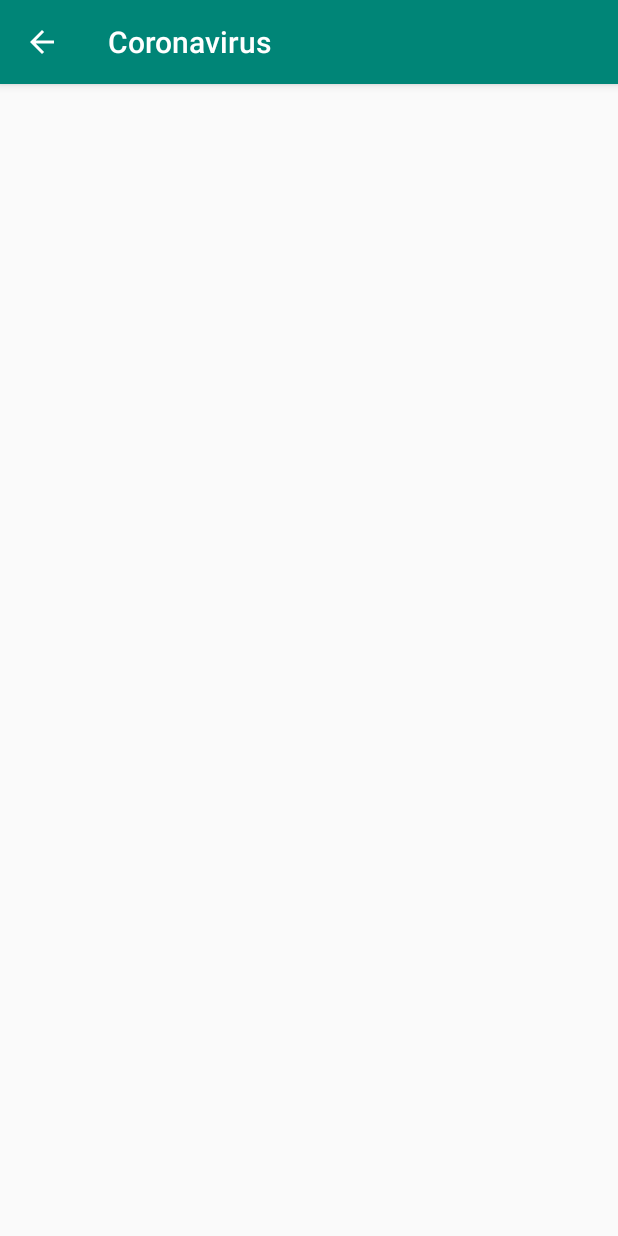
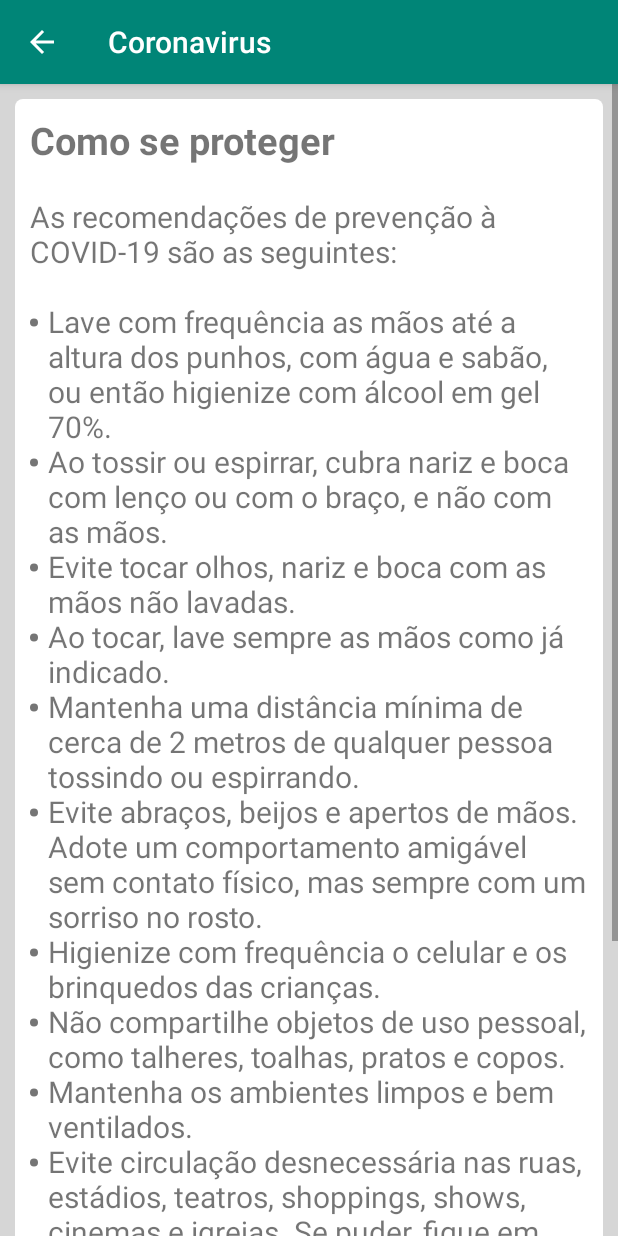
Before and after one commit to weversonneri/Coronavirus, an Android app: the HowProtectActivity screen opened directly, with no data from a screen before it, on a phone screen of 412 x 824 dp. Run offline under Robolectric (Android 15) with nearby library versions, the light colour scheme and no system bars.

Commit message:
1 - Criação pág. Sintomas 2 - Ajustes

```diff
--- a/app/src/main/java/com/example/coronavirus/AudioActivity.java
+++ b/app/src/main/java/com/example/coronavirus/AudioActivity.java
@@ -60,6 +60,8 @@ public class AudioActivity extends AppCompatActivity implements View.OnClickList
                 player.start();
                 button04.setImageResource(R.drawable.ic_pausa);
 
+                break;
+
         }
 
     }
--- a/app/src/main/res/layout/activity_about.xml
+++ b/app/src/main/res/layout/activity_about.xml
@@ -34,15 +34,15 @@
                 android:layout_height="wrap_content"
                 android:layout_gravity="center"
                 android:layout_marginTop="20dp"
-                android:text="@string/textView_o_que_sao"
-                android:textSize="25dp"
+                android:text="@string/textView_o_que_sao_title"
+                android:textSize="25sp"
                 android:textStyle="bold" />
 
             <TextView
                 android:layout_width="match_parent"
                 android:layout_height="wrap_content"
                 android:layout_marginTop="10dp"
-                android:text="@string/text_about"
+                android:text="@string/textView_o_que_sao_body"
                 android:textSize="20sp" />
 
         </LinearLayout>
--- a/app/src/main/res/layout/activity_how_protect.xml
+++ b/app/src/main/res/layout/activity_how_protect.xml
@@ -1,9 +1,40 @@
 <?xml version="1.0" encoding="utf-8"?>
-<androidx.constraintlayout.widget.ConstraintLayout xmlns:android="http://schemas.android.com/apk/res/android"
-    xmlns:app="http://schemas.android.com/apk/res-auto"
+<ScrollView xmlns:android="http://schemas.android.com/apk/res/android"
     xmlns:tools="http://schemas.android.com/tools"
     android:layout_width="match_parent"
     android:layout_height="match_parent"
     tools:context=".HowProtectActivity">
 
-</androidx.constraintlayout.widget.ConstraintLayout>
+    <LinearLayout
+        android:layout_width="match_parent"
+        android:layout_height="match_parent"
+        android:background="@color/activy_background"
+        android:orientation="vertical"
+        android:padding="10dp">
+
+        <LinearLayout
+            android:layout_width="match_parent"
+            android:layout_height="match_parent"
+            android:background="@drawable/do_test_elevation"
+            android:orientation="vertical"
+            android:padding="10dp">
+
+            <TextView
+                android:layout_width="match_parent"
+                android:layout_height="wrap_content"
+                android:text="@string/textView_como_proteger_title"
+                android:textSize="25sp"
+                android:textStyle="bold" />
+
+            <TextView
+                android:layout_width="match_parent"
+                android:layout_height="wrap_content"
+                android:layout_marginTop="20dp"
+                android:text="@string/textView_como_proteger_body"
+                android:textSize="20sp" />
+
+        </LinearLayout>
+
+    </LinearLayout>
+
+</ScrollView>
--- a/app/src/main/res/layout/activity_positive.xml
+++ b/app/src/main/res/layout/activity_positive.xml
@@ -41,7 +41,7 @@
                     android:layout_width="match_parent"
                     android:layout_height="wrap_content"
                     android:padding="10dp"
-                    android:text="@string/textView_test_positive"
+                    android:text="@string/textView_test_positive_body"
                     android:textSize="18sp"
                     android:textStyle="bold" />
 
--- a/app/src/main/res/layout/dialog_negative.xml
+++ b/app/src/main/res/layout/dialog_negative.xml
@@ -3,8 +3,7 @@
     xmlns:app="http://schemas.android.com/apk/res-auto"
     xmlns:tools="http://schemas.android.com/tools"
     android:layout_width="match_parent"
-    android:layout_height="match_parent"
-    tools:context=".NegativeActivity">
+    android:layout_height="match_parent">
 
     <LinearLayout
         android:layout_width="wrap_content"
--- a/app/src/main/res/values/strings.xml
+++ b/app/src/main/res/values/strings.xml
@@ -1,31 +1,54 @@
 <resources>
     <string name="app_name">Coronavirus</string>
     <string name="title_main">Coronavírus (COVID-19)</string>
-    <string name="text_about">Os coronavírus são uma grande família de vírus que causam infecções respiratórias em humanos e também em animais. Os coronavírus são a segunda principal causa do resfriado comum, após o rinovírus. Há sete tipos de coronavírus conhecidos por infectarem humanos, dentre eles o SARS-CoV (causador da Síndrome Respiratória Aguda Grave ou SARS) e o MERS-CoV (causador da Síndrome Respiratória do Oriente Médio ou MERS).
+    <string name="textView_o_que_sao_body">Os coronavírus são uma grande família de vírus que causam infecções respiratórias em humanos e também em animais. Os coronavírus são a segunda principal causa do resfriado comum, após o rinovírus. Há sete tipos de coronavírus conhecidos por infectarem humanos, dentre eles o SARS-CoV (causador da Síndrome Respiratória Aguda Grave ou SARS) e o MERS-CoV (causador da Síndrome Respiratória do Oriente Médio ou MERS).
     O novo coronavírus (SARS-CoV-2), descoberto em dezembro de 2019, faz parte de uma nova cepa de coronavírus que ainda não havia sido identificado em humanos. O SARS-CoV-2 causa a doença que foi oficialmente chamada de COVID-19 pela Organização Mundial da Saúde. O nome é um acrônimo do termo “doença por corona vírus” – em inglês Coronavirus disease 2019. Até 12 de março de 2020, 114 países registravam ocorrências da doença, totalizando 127.863 casos confirmados (80.932 apenas na China). O novo coronavírus já causou a morte de 4.718 pessoas, sendo 3.056 na China.</string>
     <string name="button_test">Faça o teste</string>
     <string name="textview_test_title">Quais sintomas você apresenta?</string>
     <string name="textView_contato_proximo">Teve contato próximo com caso suspeito ou confirmado de COVID-19 nos últimos 14 dias?</string>
     <string name="textView_regiao_epidemica">Esteve em região epidêmica nos últimos 14 dias?</string>
     <string name="button_test_confirm">Confirmar</string>
-    <string name="textView_test_positive">Baseado em suas respostas, é provável que esta situação se enquadre como caso suspeito ou provável de doença pelo coronavírus 2019 (COVID-19). No entanto, isto não se trata de um diagnóstico. A orientação é que você procure atendimento em uma unidade de saúde maus próxima para avaliação clínica. </string>
+    <string name="textView_test_positive_body">Baseado em suas respostas, é provável que esta situação se enquadre como caso suspeito ou provável de doença pelo coronavírus 2019 (COVID-19). No entanto, isto não se trata de um diagnóstico. A orientação é que você procure atendimento em uma unidade de saúde maus próxima para avaliação clínica. </string>
     <string name="textView_dialog_negative_title">Caso Improvável</string>
     <string name="textView_dialog_negative_body">Baseado em suas respostas, é provável que essa situação NÃo se enquadre como caso suspeito de doença pelo coronavírus 2019 (COVID-19). Mantenha as condutas de precaução e prevenção, praticando a etiqueta respiratória.</string>
-    <string name="textView_o_que_sao">O que são coronavírus?</string>
-    <string name="textView_como_transmitido">Como o coronavírus é transmitido?</string>
-    <string name="textView_quais_sintomas">Quais são os sintomas do coronavírus?</string>
-    <string name="textView_como_se_proteger">Como se proteger</string>
-    <string name="textView_como_lavar_maos">Dr. Drauzio ensina como lavar as mãos corretamente</string>
+    <string name="textView_o_que_sao_title">O que são coronavírus?</string>
+    <string name="textView_transmicao_title">Como o coronavírus é transmitido?</string>
+    <string name="textView_sintomas_title">Quais são os sintomas do coronavírus?</string>
+    <string name="textView_como_proteger_title">Como se proteger</string>
+    <string name="textView_como_lavar_maos_thumb">Dr. Drauzio ensina como lavar as mãos corretamente</string>
     <string name="textView_como_lavar_mao_title">Como lavar a mão corretamente</string>
     <string name="textView_como_lavar_mao_body">Dr. Drauzio ensina como lavar as mãos corretamente para evitar infecções, entre elas a causada pelo novo coronavírus. Aprenda no vídeo.</string>
-    <string name="textView_transmicao">A transmissão acontece de uma pessoa doente para outra ou por contato próximo por meio de:
-        \n.O toque do aperto de mão é a principal forma de contágio Gotículas de saliva
-        \n<ul> Espirro </ul>
-        \nTosse
-        \nCatarro
-        \nObjetos ou superfícies contaminadas como celulares, mesas, maçanetas, brinquedos e teclados de computador etc.</string>
+    <string name="textView_transmicao_body">A transmissão acontece de uma pessoa doente para outra ou por contato próximo por meio de:
+        \n\n<ul><li>O toque do aperto de mão é a principal forma de contágio.</li>
+        \n<li>Gotículas de saliva.</li>
+        \n<li>Espirro.</li>
+        \n<li>Tosse.</li>
+        \n<li>Catarro.</li>
+        \n<li>Objetos ou superfícies contaminadas como celulares, mesas, maçanetas, brinquedos e teclados de computador etc.</li></ul></string>
     <string name="textView_orientacao_port">Orientação geral - Português</string>
     <string name="textView_orientacao_ing">Orientação geral - Inglês</string>
     <string name="textView_orientacao_fazer_port">Orientação da doença e o que fazer - Português</string>
     <string name="textView_orientacao_fazer_ing">Orientação da doença e o que fazer - Inglês</string>
+    <string name="textView_sintomas_texto">Os sintomas da COVID-19 podem variar de um simples resfriado até uma pneumonia severa. Sendo os sintomas mais comuns:
+    \n\n<ul><li>Tosse</li>
+    \n<li>Febre</li>
+    \n<li>Coriza</li>
+    \n<li>Dor de garganta</li>
+    \n<li>Dificuldade para respirar</li></ul></string>
+    <string name="textView_como_proteger_body">As recomendações de prevenção à COVID-19 são as seguintes:
+        \n\n<ul><li>Lave com frequência as mãos até a altura dos punhos, com água e sabão, ou então higienize com álcool em gel 70%.</li>
+            \n<li>Ao tossir ou espirrar, cubra nariz e boca com lenço ou com o braço, e não com as mãos.</li>
+            \n<li>Evite tocar olhos, nariz e boca com as mãos não lavadas.</li>
+            \n<li>Ao tocar, lave sempre as mãos como já indicado.</li>
+            \n<li>Mantenha uma distância mínima de cerca de 2 metros de qualquer pessoa tossindo ou espirrando.</li>
+            \n<li>Evite abraços, beijos e apertos de mãos. Adote um comportamento amigável sem contato físico, mas sempre com um sorriso no rosto.</li>
+            \n<li>Higienize com frequência o celular e os brinquedos das crianças.</li>
+            \n<li>Não compartilhe objetos de uso pessoal, como talheres, toalhas, pratos e copos.</li>
+            \n<li>Mantenha os ambientes limpos e bem ventilados.</li>
+            \n<li>Evite circulação desnecessária nas ruas, estádios, teatros, shoppings, shows, cinemas e igrejas. Se puder, fique em casa.</li>
+            \n<li>Se estiver doente, evite contato físico com outras pessoas, principalmente idosos e doentes crônicos, e fique em casa até melhorar.</li>
+            \n<li>Durma bem e tenha uma alimentação saudável.</li>
+            \n<li>Utilize máscaras caseiras ou artesanais feitas de tecido em situações de saída de sua residência.</li>
+        </ul>
+    </string>
 </resources>
```
Also changed, not shown: app/src/main/AndroidManifest.xml (+7 -2 lines), app/src/main/java/com/example/coronavirus/MainActivity.java (+12 -6 lines), app/src/main/java/com/example/coronavirus/SymptomActivity.java (added, +14 -0 lines), app/src/main/res/layout/activity_audio.xml (+6 -5 lines), app/src/main/res/layout/activity_main.xml (+12 -12 lines), app/src/main/res/layout/activity_symptom.xml (added, +32 -0 lines), app/src/main/res/layout/activity_transmition.xml (+4 -4 lines).
